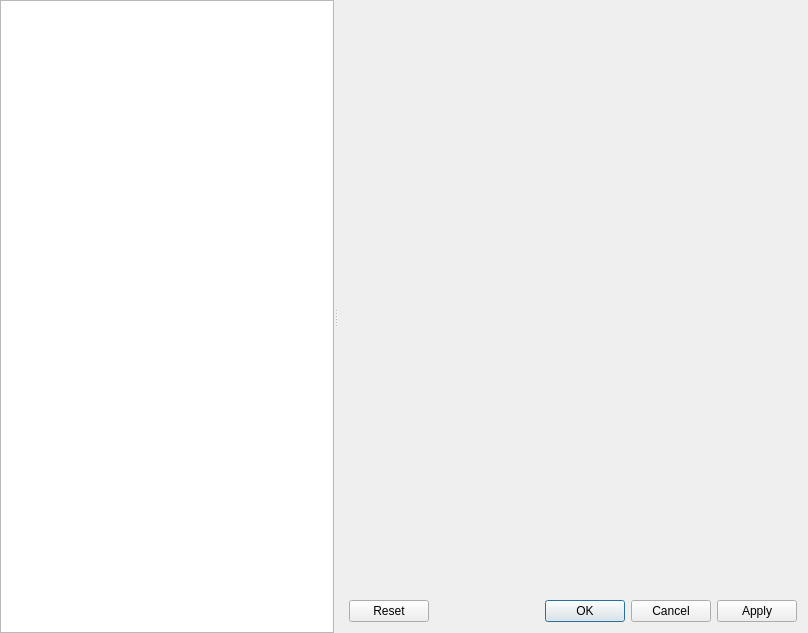
The window that src/plugins/optionsmanager/optionsdialog.ui (silvansky/Contacts) describes before a commit, drawn with Qt 5.
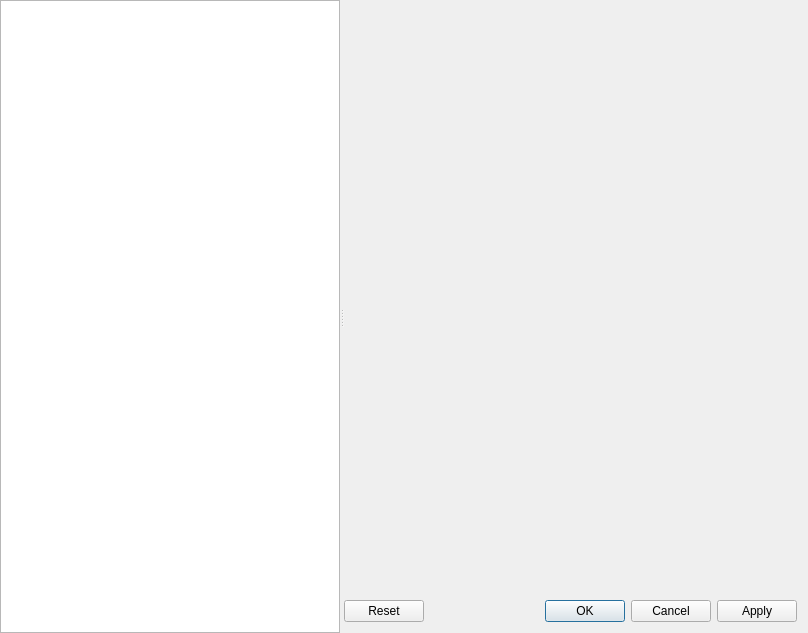
The same window after the commit.

Commit message: Наработки по дизайну окна настроек.

What changed in the file:
```diff
--- a/src/plugins/optionsmanager/optionsdialog.ui
+++ b/src/plugins/optionsmanager/optionsdialog.ui
@@ -53,6 +53,12 @@
      </widget>
      <widget class="QWidget" name="wdtRightWidget" native="true">
       <layout class="QVBoxLayout" name="verticalLayout_2">
+       <property name="leftMargin">
+        <number>0</number>
+       </property>
+       <property name="topMargin">
+        <number>12</number>
+       </property>
        <item>
         <widget class="QScrollArea" name="scaScroll">
          <property name="frameShape">
@@ -66,8 +72,8 @@
            <rect>
             <x>0</x>
             <y>0</y>
-            <width>326</width>
-            <height>584</height>
+            <width>452</width>
+            <height>581</height>
            </rect>
           </property>
          </widget>
```
The commit also changes 6 other files.
